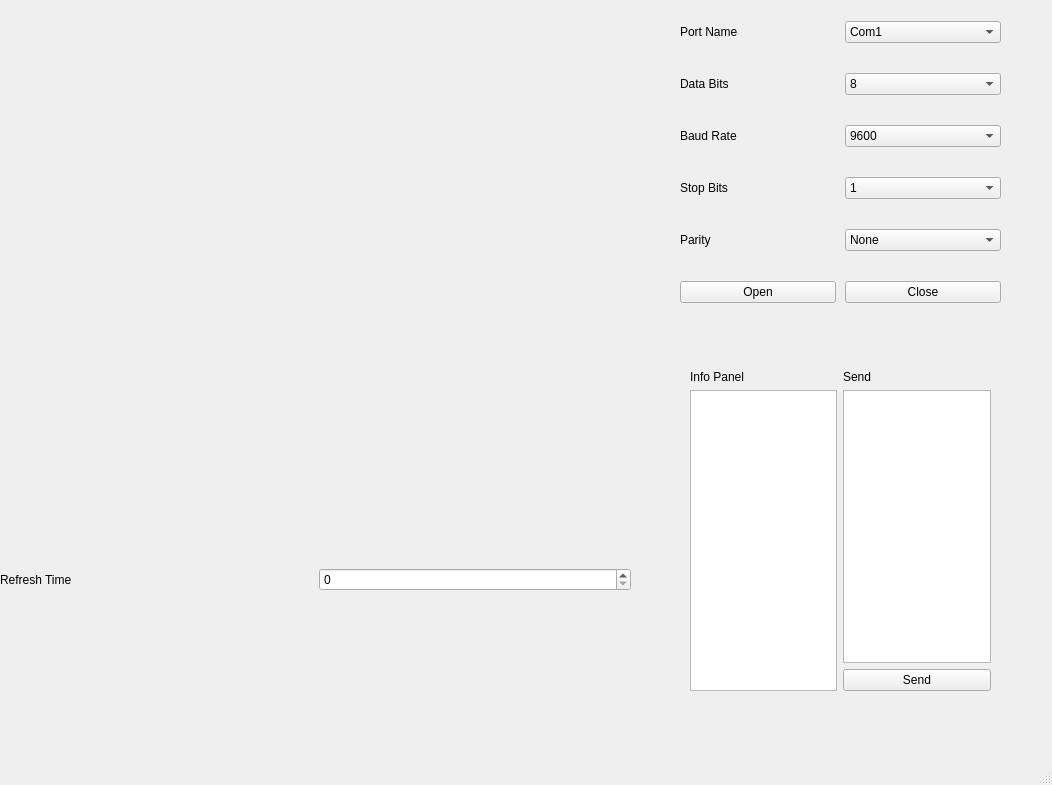
Beastmaster/Wavelet1d_C, file window/MainWindow.ui: the form before one commit.
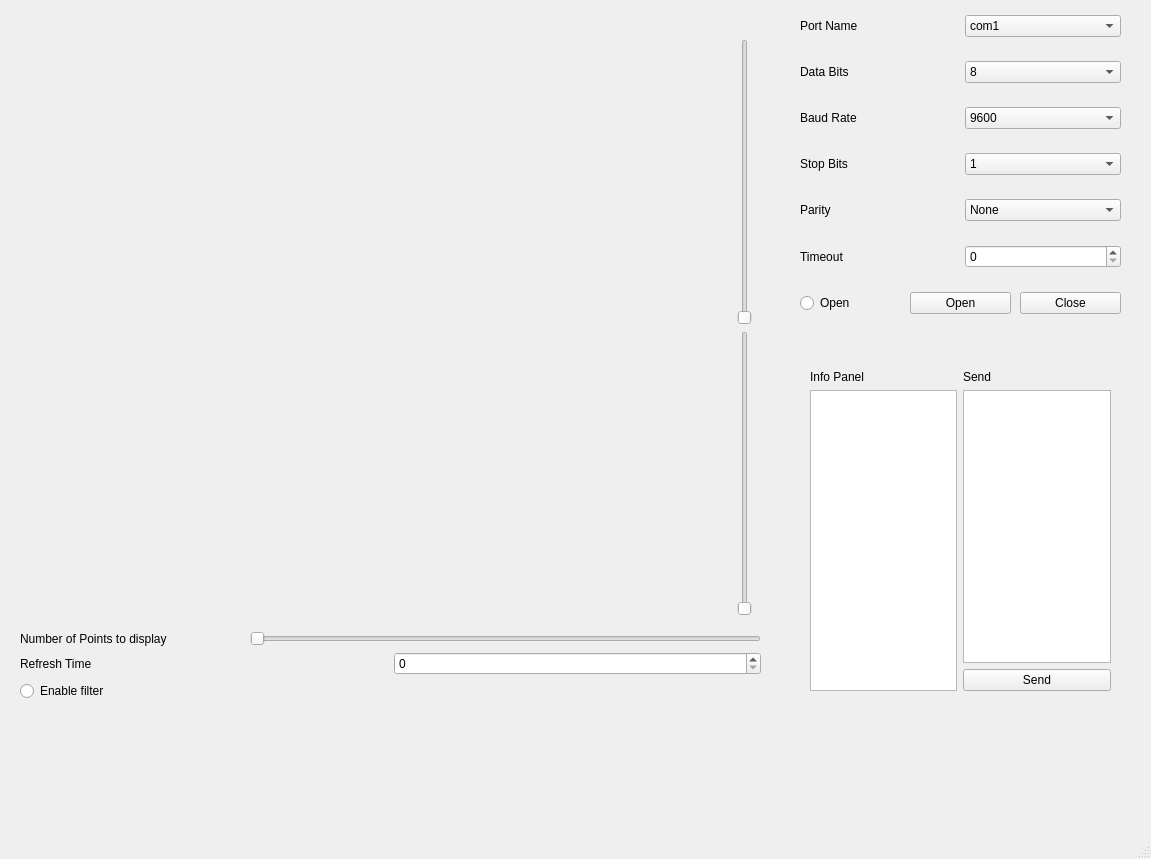
The form after the commit. Custom widgets are drawn as their Qt base class.

```diff
--- a/window/MainWindow.ui
+++ b/window/MainWindow.ui
@@ -6,8 +6,8 @@
    <rect>
     <x>0</x>
     <y>0</y>
-    <width>1052</width>
-    <height>785</height>
+    <width>1151</width>
+    <height>859</height>
    </rect>
   </property>
   <property name="windowTitle">
@@ -17,7 +17,7 @@
    <widget class="QWidget" name="verticalWidget" native="true">
     <property name="geometry">
      <rect>
-      <x>680</x>
+      <x>800</x>
       <y>0</y>
       <width>321</width>
       <height>341</height>
@@ -43,7 +43,7 @@
         <widget class="QComboBox" name="port_name_Comb">
          <item>
           <property name="text">
-           <string>Com1</string>
+           <string>com1</string>
           </property>
          </item>
          <item>
@@ -255,8 +255,29 @@
        </item>
       </layout>
      </item>
+     <item>
+      <layout class="QHBoxLayout" name="horizontalLayout_9">
+       <item>
+        <widget class="QLabel" name="label_9">
+         <property name="text">
+          <string>Timeout</string>
+         </property>
+        </widget>
+       </item>
+       <item>
+        <widget class="QSpinBox" name="timeout_spinBox"/>
+       </item>
+      </layout>
+     </item>
      <item>
       <layout class="QHBoxLayout" name="horizontalLayout_7">
+       <item>
+        <widget class="QRadioButton" name="is_Open_Btn">
+         <property name="text">
+          <string>Open</string>
+         </property>
+        </widget>
+       </item>
        <item>
         <widget class="QPushButton" name="open_port_Btn">
          <property name="text">
@@ -278,7 +299,7 @@
    <widget class="QWidget" name="horizontalLayoutWidget_2">
     <property name="geometry">
      <rect>
-      <x>690</x>
+      <x>810</x>
       <y>370</y>
       <width>301</width>
       <height>321</height>
@@ -325,15 +346,66 @@
    <widget class="QWidget" name="verticalLayoutWidget_3">
     <property name="geometry">
      <rect>
-      <x>0</x>
-      <y>0</y>
-      <width>631</width>
-      <height>591</height>
+      <x>20</x>
+      <y>30</y>
+      <width>741</width>
+      <height>671</height>
      </rect>
     </property>
     <layout class="QVBoxLayout" name="verticalLayout_4">
      <item>
-      <widget class="QwtPlot" name="qwtPlot"/>
+      <layout class="QHBoxLayout" name="horizontalLayout_11">
+       <item>
+        <widget class="QwtPlot" name="qwtPlot"/>
+       </item>
+       <item>
+        <widget class="QWidget" name="verticalWidget" native="true">
+         <property name="maximumSize">
+          <size>
+           <width>30</width>
+           <height>16777215</height>
+          </size>
+         </property>
+         <layout class="QVBoxLayout" name="verticalLayout_5">
+          <property name="sizeConstraint">
+           <enum>QLayout::SetMaximumSize</enum>
+          </property>
+          <item>
+           <widget class="QSlider" name="y_pos_Scope">
+            <property name="orientation">
+             <enum>Qt::Vertical</enum>
+            </property>
+           </widget>
+          </item>
+          <item>
+           <widget class="QSlider" name="y_neg_Scope">
+            <property name="orientation">
+             <enum>Qt::Vertical</enum>
+            </property>
+           </widget>
+          </item>
+         </layout>
+        </widget>
+       </item>
+      </layout>
+     </item>
+     <item>
+      <layout class="QHBoxLayout" name="horizontalLayout_10">
+       <item>
+        <widget class="QLabel" name="label_10">
+         <property name="text">
+          <string>Number of Points to display                       </string>
+         </property>
+        </widget>
+       </item>
+       <item>
+        <widget class="QSlider" name="num_points_Slider">
+         <property name="orientation">
+          <enum>Qt::Horizontal</enum>
+         </property>
+        </widget>
+       </item>
+      </layout>
      </item>
      <item>
       <layout class="QHBoxLayout" name="horizontalLayout_3">
@@ -349,6 +421,13 @@
        </item>
       </layout>
      </item>
+     <item>
+      <widget class="QRadioButton" name="en_filter_Btn">
+       <property name="text">
+        <string>Enable filter</string>
+       </property>
+      </widget>
+     </item>
     </layout>
    </widget>
   </widget>
```
Left out of the diff: 20 changed lines with no effect on the pictures.
